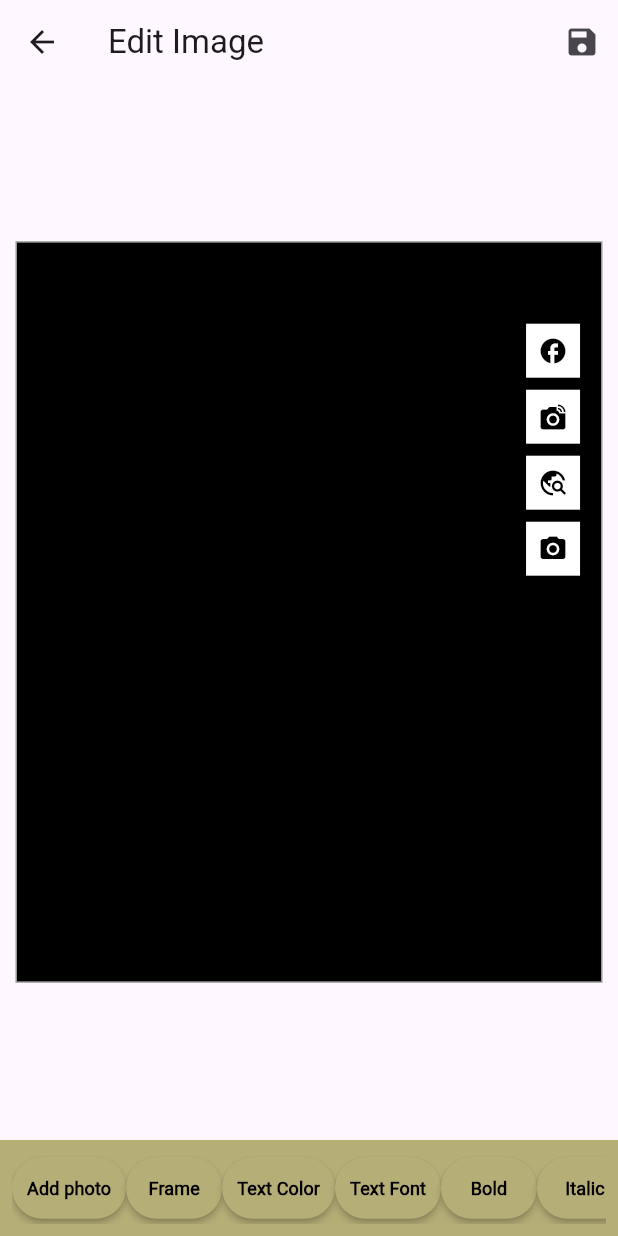
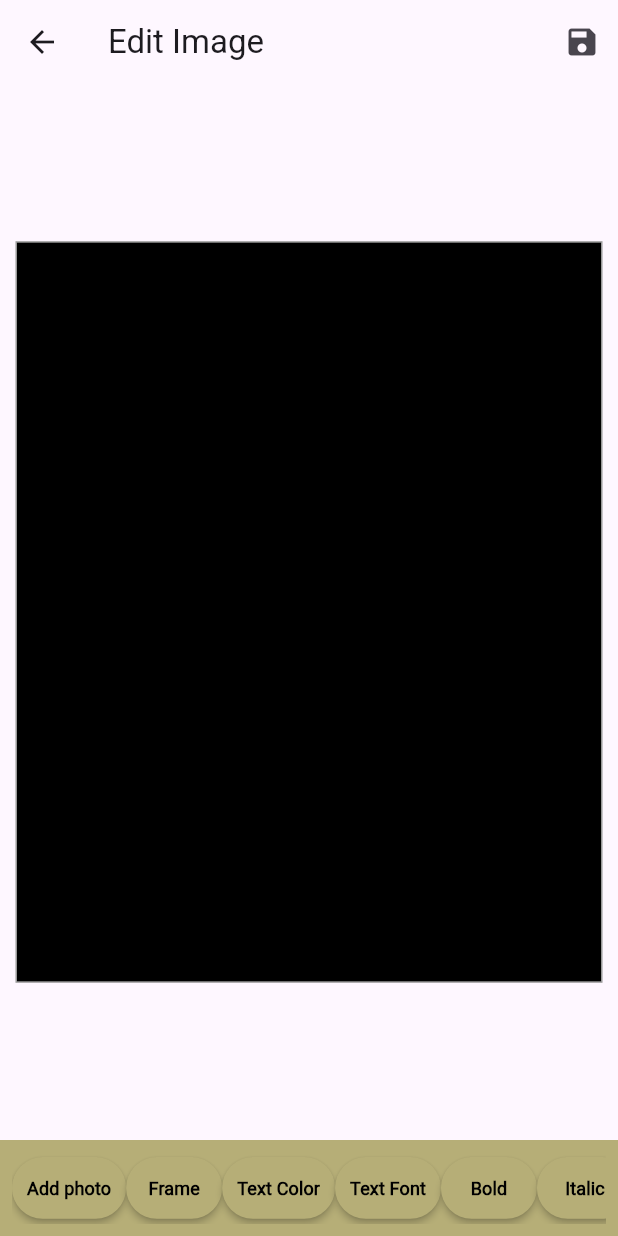
Before and after one commit to Dhvani006/bizpostify, a Flutter app: the EditingPage screen opened directly with empty values, on a phone screen of 412 x 824 dp. Run offline on Flutter 3.47's test engine with Material 3 defaults, Android fonts, the phone set to English and light mode, and no system bars; drawn by our look-alikes of screenshot; our stand-ins replace flutter_colorpicker, gallery_saver, image_picker, permission_handler; network calls fail.

Commit message:
editingpage_9_social  icon(final)

```diff
--- a/lib/editing_page.dart
+++ b/lib/editing_page.dart
@@ -105,6 +105,9 @@ class _EditingPageState extends State<EditingPage> {
   bool _showSocialIcons = true;
   String _iconShape = 'Normal';
   String _iconPosition = 'Right';
+
+  List<String> _selectedSocialIcons = ['Facebook', 'Instagram', 'LinkedIn', 'Twitter', 'YouTube'];
+  List<String> _selectedIcons = [];
 
   bool _isNameBold = false;
   bool _isEmailBold = false;
@@ -601,7 +604,8 @@ class _EditingPageState extends State<EditingPage> {
       builder: (context) {
         return StatefulBuilder(
           builder: (context, setModalState) {
-            return Container(
+            return SingleChildScrollView( // Wrapping with scroll view
+              child: Container(
                 padding: const EdgeInsets.all(16),
                 child: Column(
                   mainAxisSize: MainAxisSize.min,
@@ -652,7 +656,36 @@ class _EditingPageState extends State<EditingPage> {
                         );
                       }).toList(),
                     ),
+
+                    const SizedBox(height: 10),
+                    const Text("Select Icons to Show"),
+                    Wrap(
+                      spacing: 10,
+                      children: _selectedSocialIcons.map((icon) {
+                        return ChoiceChip(
+                          label: Text(icon),
+                          selected: _selectedIcons.contains(icon),
+                          onSelected: (selected) {
+                            setModalState(() {
+                              if (selected) {
+                                _selectedIcons.add(icon);
+                              } else {
+                                _selectedIcons.remove(icon);
+                              }
+                            });
+                            setState(() {
+                              if (selected) {
+                                _selectedIcons.add(icon);
+                              } else {
+                                _selectedIcons.remove(icon);
+                              }
+                            });
+                          },
+                        );
+                      }).toList(),
+                    ),
                   ],
+                ),
               ),
             );
           },
@@ -958,15 +991,23 @@ class _EditingPageState extends State<EditingPage> {
     );
   }
 
+
   Widget _buildSocialIcons() {
-    List<Widget> icons = [
-      _socialIcon(Icons.facebook),
-      _socialIcon(Icons.linked_camera),
-      _socialIcon(Icons.travel_explore),
-      _socialIcon(Icons.camera_alt),
-    ];
+    List<Widget> icons = [];
 
-    Widget iconRow = Column(
+    // Add the selected icons to the list
+    if (_selectedIcons.contains('Facebook')) icons.add(_socialIcon(Icons.facebook));
+    if (_selectedIcons.contains('Instagram')) icons.add(_socialIcon(Icons.camera_alt));
+    if (_selectedIcons.contains('LinkedIn')) icons.add(_socialIcon(Icons.linked_camera));
+    if (_selectedIcons.contains('Twitter')) icons.add(_socialIcon(Icons.travel_explore));
+    if (_selectedIcons.contains('YouTube')) icons.add(_socialIcon(Icons.video_library));
+
+    if (icons.isEmpty) {
+      return Container(); // If no icons are selected, return an empty container
+    }
+
+    // Wrap the icons in a Row or Column based on icon position
+    Widget iconRow = Row(
       mainAxisSize: MainAxisSize.min,
       children: icons,
     );
@@ -977,15 +1018,16 @@ class _EditingPageState extends State<EditingPage> {
       case 'Right':
         return Positioned(right: 10, top: 50, child: iconRow);
       case 'Top Left':
-        return Positioned(left: 10, top: 10, child: Row(children: icons));
+        return Positioned(left: 10, top: 10, child: iconRow);
       case 'Top Right':
-        return Positioned(right: 10, top: 10, child: Row(children: icons));
+        return Positioned(right: 10, top: 10, child: iconRow);
       case 'Top':
-        return Positioned(top: 10, left: MediaQuery.of(context).size.width / 4, child: Row(children: icons));
+        return Positioned(top: 10, left: MediaQuery.of(context).size.width / 4, child: iconRow);
       default:
         return Positioned(right: 10, top: 50, child: iconRow);
     }
   }
+
 
   Widget _socialIcon(IconData iconData) {
     return Container(
```
Lines whose indentation alone changed are shown as unchanged.
